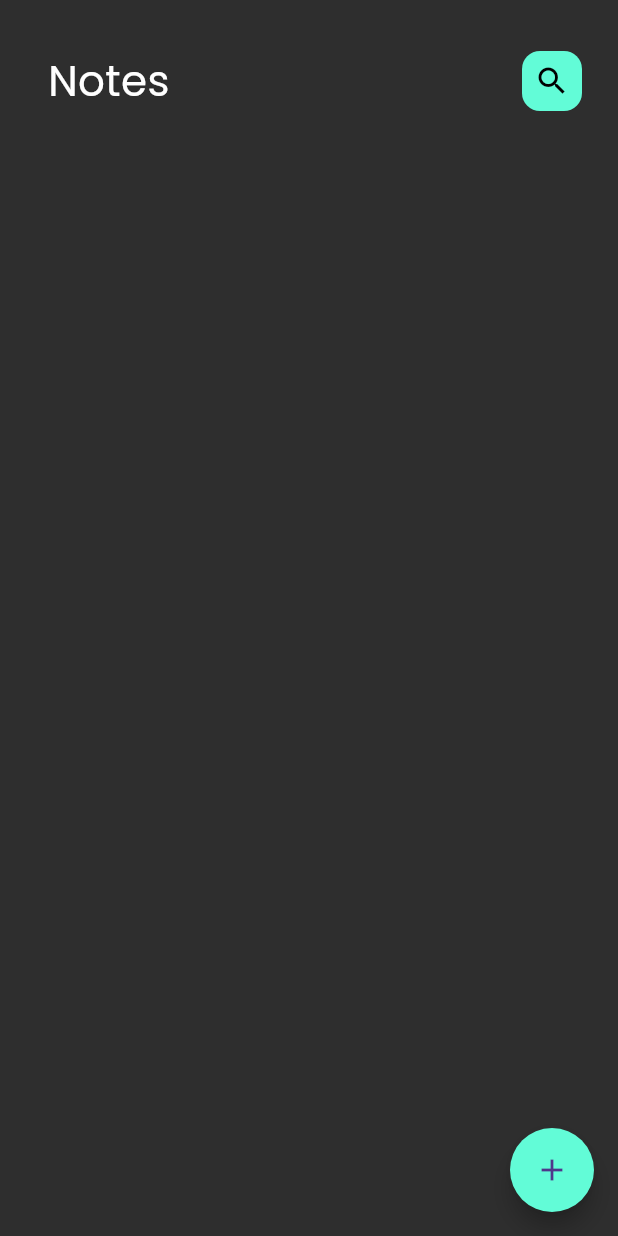
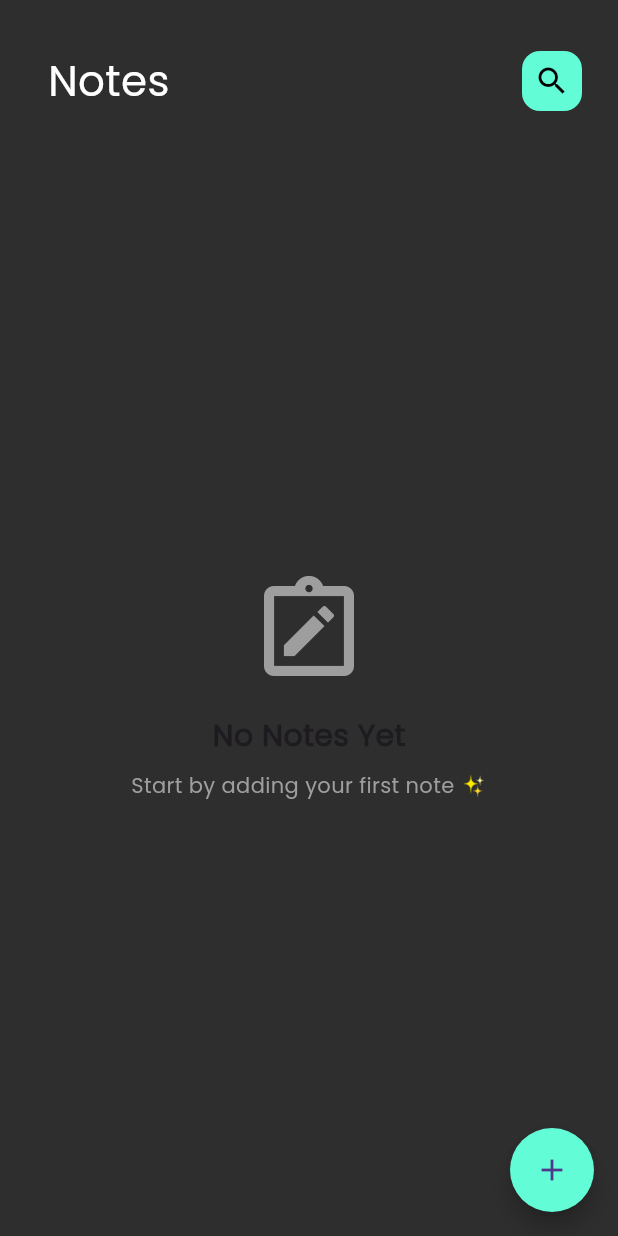
Before and after one commit to omarabdelmawgoud/add_note_improved, a Flutter app: the screen it shows after launch, on a phone screen of 412 x 824 dp. Run offline on Flutter 3.47's test engine with Material 3 defaults, Android fonts, the phone set to English and light mode, and no system bars; our stand-ins replace bloc, flutter_bloc, font_awesome_flutter, hive, hive_flutter; accounts and stored records are empty.

Commit message:
finishing picking color

```diff
--- a/lib/Widgets/add_note_form.dart
+++ b/lib/Widgets/add_note_form.dart
@@ -19,6 +19,7 @@ class _AddNoteFormState extends State<AddNoteForm> {
   final GlobalKey<FormState> formkey = GlobalKey();
   AutovalidateMode autovalidateMode = AutovalidateMode.disabled;
   String? title, content;
+  Color? color;
 
   @override
   Widget build(BuildContext context) {
@@ -52,6 +53,7 @@ class _AddNoteFormState extends State<AddNoteForm> {
           const SizedBox(height: 32),
 
           const ColorsListView(),
+
           const SizedBox(height: 32),
           BlocBuilder<AddNoteCubit, AddNoteState>(
             builder: (context, state) {
@@ -61,7 +63,7 @@ class _AddNoteFormState extends State<AddNoteForm> {
                   if (formkey.currentState!.validate()) {
                     formkey.currentState!.save();
                     NoteModel note = NoteModel(
-                      Colors.blue.value,
+                      BlocProvider.of<AddNoteCubit>(context).color!.value,
                       title: title!,
                       content: content!,
                       date: DateTime.now().toString(),
--- /dev/null
+++ b/lib/Widgets/no_notes_message.dart
@@ -0,0 +1,29 @@
+import 'package:flutter/material.dart';
+
+class NoNotesMessage extends StatelessWidget {
+  const NoNotesMessage({super.key});
+
+  @override
+  Widget build(BuildContext context) {
+    return const Column(
+      mainAxisAlignment: MainAxisAlignment.center,
+      children: [
+        Icon(
+          Icons.note_alt_outlined,
+          size: 80,
+          color: Colors.grey,
+        ),
+        SizedBox(height: 16),
+        Text(
+          'No Notes Yet',
+          style: TextStyle(fontSize: 20, fontWeight: FontWeight.bold),
+        ),
+        SizedBox(height: 8),
+        Text(
+          'Start by adding your first note ✨',
+          style: TextStyle(color: Colors.grey),
+        ),
+      ],
+    );
+  }
+}
--- a/lib/Widgets/notes_list_view.dart
+++ b/lib/Widgets/notes_list_view.dart
@@ -1,7 +1,7 @@
-import 'package:flutter/gestures.dart';
 import 'package:flutter/material.dart';
 import 'package:flutter_bloc/flutter_bloc.dart';
 import 'package:second_note_app/Models/note_model.dart';
+import 'package:second_note_app/Widgets/no_notes_message.dart';
 import 'package:second_note_app/Widgets/note_card.dart';
 import 'package:second_note_app/cubits/notes_cubit/notes_cubit.dart';
 
@@ -13,7 +13,7 @@ class NotesListView extends StatefulWidget {
 }
 
 class _NotesListViewState extends State<NotesListView> {
-  final List<Color> colors=[];
+  final List<Color> colors = [];
   @override
   void initState() {
     super.initState();
@@ -27,10 +27,12 @@ class _NotesListViewState extends State<NotesListView> {
       builder: (context, state) {
         List<NoteModel>? noteslist =
             BlocProvider.of<NotesCubit>(context).notes?.toList() ?? [];
-
+        if (noteslist.isEmpty) {
+          return Center(child: NoNotesMessage());
+        }
+        // Sort notes by newest first
+        noteslist.sort((a, b) => b.date.compareTo(a.date));
         return ListView.builder(
-          reverse: true,
-          dragStartBehavior: DragStartBehavior.down,
           physics: BouncingScrollPhysics(),
           padding: EdgeInsets.zero,
           itemCount: noteslist.length,
--- a/lib/cubits/add_note_cubit/add_note_cubit.dart
+++ b/lib/cubits/add_note_cubit/add_note_cubit.dart
@@ -1,4 +1,5 @@
 import 'package:bloc/bloc.dart';
+import 'package:flutter/material.dart';
 import 'package:hive_flutter/hive_flutter.dart';
 import 'package:second_note_app/Models/note_model.dart';
 import 'package:second_note_app/constants.dart';
@@ -7,8 +8,9 @@ part 'add_note_state.dart';
 
 class AddNoteCubit extends Cubit<AddNoteState> {
   AddNoteCubit() : super(AddNoteInitial());
+  Color? color;
 
-  addNote(NoteModel note) async{
+  addNote(NoteModel note) async {
     emit(AddNoteLoading());
     var notesBox = Hive.box<NoteModel>(kNotesBox);
     try {
```
Also changed, not shown: lib/Widgets/colors_list_view.dart (+9 -5 lines). Lines whose indentation alone changed are shown as unchanged.
